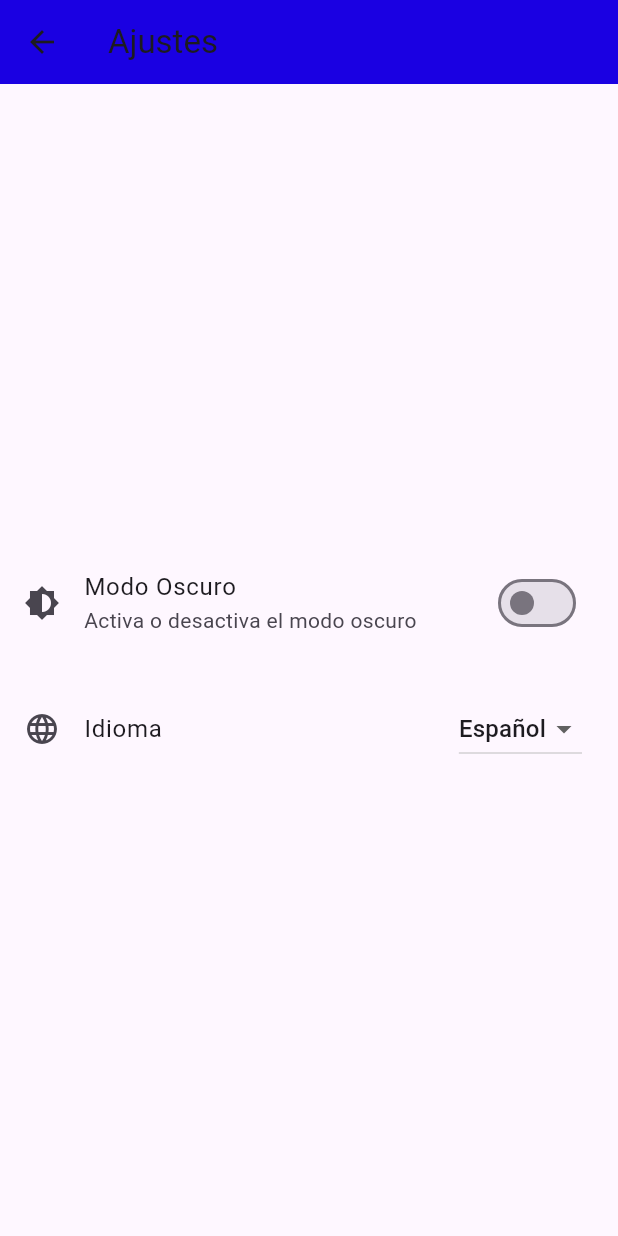
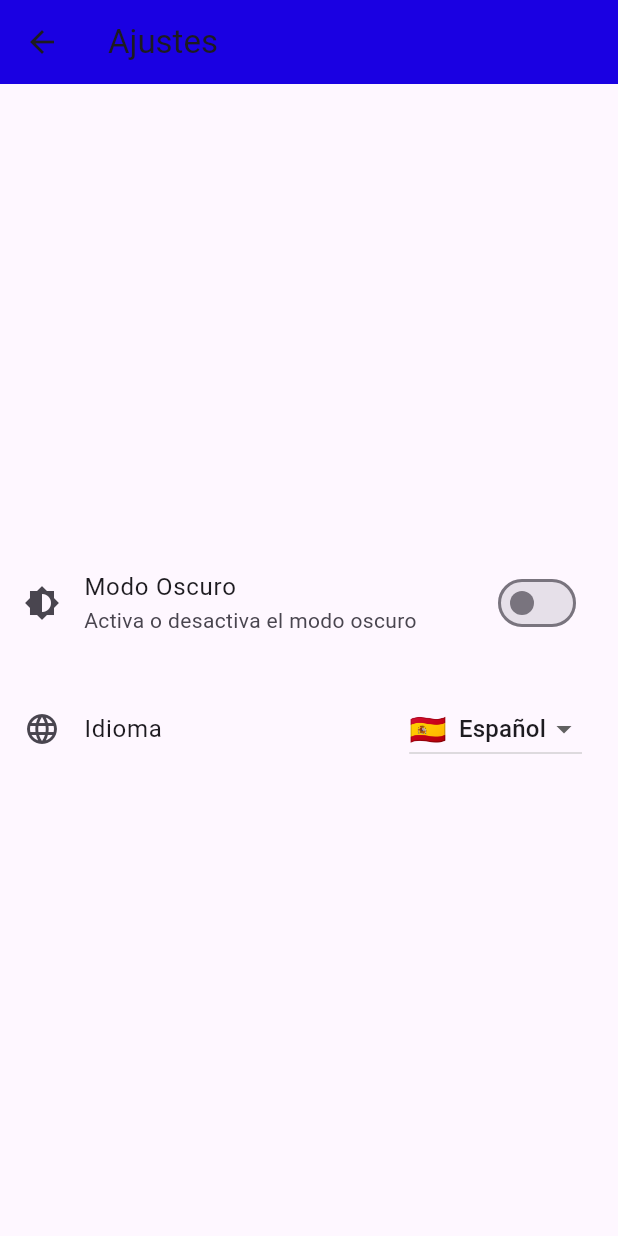
Before and after one commit to Rafajorda/Flutter-App-movil, a Flutter app: the screen it shows after launch, after a tap on the "settings" icon, on a phone screen of 412 x 824 dp. Run offline on Flutter 3.47's test engine with Material 3 defaults, Android fonts, the phone set to English and light mode, and no system bars; our stand-ins replace flutter_riverpod, shared_preferences; missing offline and left inert: flutter_3d_controller.

Commit message:
cambios para poder usar riverpod y pagina de login basica

```diff
--- a/analysis_options.yaml
+++ b/analysis_options.yaml
@@ -8,7 +8,9 @@
 # The following line activates a set of recommended lints for Flutter apps,
 # packages, and plugins designed to encourage good coding practices.
 include: package:flutter_lints/flutter.yaml
-
+analyzer:
+  plugins:
+    - custom_lint
 linter:
   # The lint rules applied to this project can be customized in the
   # section below to disable rules from the `package:flutter_lints/flutter.yaml`
@@ -23,6 +25,5 @@ linter:
   rules:
     # avoid_print: false  # Uncomment to disable the `avoid_print` rule
     # prefer_single_quotes: true  # Uncomment to enable the `prefer_single_quotes` rule
-
 # Additional information about this file can be found at
 # https://dart.dev/guides/language/analysis-options
--- a/lib/features/settings/settings_page.dart
+++ b/lib/features/settings/settings_page.dart
@@ -1,18 +1,20 @@
 import 'package:flutter/material.dart';
-import 'package:provider/provider.dart';
+import 'package:flutter_riverpod/flutter_riverpod.dart';
 import 'package:proyecto_1/core/extensions/context_localization.dart';
 import '../../core/widgets/toggle.dart';
 import '../../core/widgets/dropdown.dart';
-import '../../main.dart';
+import '../../providers/theme_and_locale_provider.dart';
 
-class SettingsPage extends StatelessWidget {
+class SettingsPage extends ConsumerWidget {
   const SettingsPage({super.key});
 
   @override
-  Widget build(BuildContext context) {
-    final themeProvider = Provider.of<ThemeAndLocaleProvider>(context);
+  Widget build(BuildContext context, WidgetRef ref) {
+    final asyncThemeState = ref.watch(themeAndLocaleProvider);
+    final notifier = ref.read(themeAndLocaleProvider.notifier);
 
-    return Scaffold(
+    return asyncThemeState.when(
+      data: (themeState) => Scaffold(
         appBar: AppBar(
           title: Text(context.loc!.settings),
           backgroundColor: const Color.fromARGB(255, 26, 0, 226),
@@ -23,8 +25,8 @@ class SettingsPage extends StatelessWidget {
             children: [
               GeneralToggle(
                 title: context.loc!.darkMode,
-              value: themeProvider.isDarkMode,
-              onChanged: (_) => themeProvider.toggleTheme(),
+                value: themeState.isDarkMode,
+                onChanged: (_) => notifier.toggleTheme(),
                 subtitle: context.loc!.darkModeSubtitle,
                 icon: Icons.brightness_6,
               ),
@@ -32,22 +34,37 @@ class SettingsPage extends StatelessWidget {
               GeneralDropdown<Locale>(
                 title: context.loc!.language,
                 icon: Icons.language,
-              value: themeProvider.currentLocale,
+                value: themeState.locale,
                 items: [
                   DropdownMenuItem(
                     value: const Locale('es'),
-                  child: Text(context.loc!.spanish),
+                    child: Row(
+                      children: [
+                        const Text('🇪🇸', style: TextStyle(fontSize: 20)), // Emoji de bandera
+                        const SizedBox(width: 8),
+                        Text(context.loc!.spanish),
+                      ],
+                    ),
                   ),
                   DropdownMenuItem(
                     value: const Locale('en'),
-                  child: Text(context.loc!.english),
+                    child: Row(
+                      children: [
+                        const Text('🇬🇧', style: TextStyle(fontSize: 20)), // Emoji de bandera
+                        const SizedBox(width: 8),
+                        Text(context.loc!.english),
+                      ],
+                    ),
                   ),
                 ],
-              onChanged: (locale) => themeProvider.setLocale(locale!),
+                onChanged: (locale) => notifier.setLocale(locale!),
               ),
             ],
           ),
         ),
+      ),
+      loading: () => const Center(child: CircularProgressIndicator()),
+      error: (error, stack) => Center(child: Text('Error: $error')),
     );
   }
 }
--- a/lib/l10n/app_en.arb
+++ b/lib/l10n/app_en.arb
@@ -6,5 +6,8 @@
   "darkModeSubtitle": "Enable or disable dark mode",
   "language": "Language",
   "spanish": "Spanish",
-  "english": "English"
+  "english": "English",
+  "login": "Login",
+  "email": "Email",
+  "password": "password"
 }
--- a/lib/l10n/app_es.arb
+++ b/lib/l10n/app_es.arb
@@ -6,5 +6,8 @@
   "darkModeSubtitle": "Activa o desactiva el modo oscuro",
   "language": "Idioma",
   "spanish": "Español",
-  "english": "Inglés"
+  "english": "Inglés",
+  "Login": "Login",
+  "email": "email",
+  "password": "contraseña"
 }
--- a/lib/l10n/app_localizations.dart
+++ b/lib/l10n/app_localizations.dart
@@ -136,6 +136,24 @@
   /// In en, this message translates to:
   /// **'English'**
   String get english;
+
+  /// No description provided for @login.
+  ///
+  /// In en, this message translates to:
+  /// **'Login'**
+  String get login;
+
+  /// No description provided for @email.
+  ///
+  /// In en, this message translates to:
+  /// **'Email'**
+  String get email;
+
+  /// No description provided for @password.
+  ///
+  /// In en, this message translates to:
+  /// **'password'**
+  String get password;
 }
 
 class _AppLocalizationsDelegate extends LocalizationsDelegate<AppLocalizations> {
--- a/lib/main.dart
+++ b/lib/main.dart
@@ -1,33 +1,31 @@
 import 'package:flutter/material.dart';
-import 'package:provider/provider.dart';
+import 'package:flutter_riverpod/flutter_riverpod.dart';
 import 'package:proyecto_1/core/extensions/context_localization.dart';
+import 'package:proyecto_1/features/login/login_page.dart';
 import 'package:proyecto_1/l10n/app_localizations.dart';
+import 'package:proyecto_1/providers/theme_and_locale_provider.dart';
 import 'core/widgets/flutter3dViewer.dart';
 import 'features/settings/settings_page.dart';
 import 'package:flutter_localizations/flutter_localizations.dart';
 import 'package:shared_preferences/shared_preferences.dart';
 
 void main() {
-  runApp(
-    ChangeNotifierProvider(
-      create: (_) => ThemeAndLocaleProvider(),
-      child: const MyApp(),
-    ),
-  );
+  runApp(const ProviderScope(child: MyApp()));
 }
 
-class MyApp extends StatelessWidget {
+class MyApp extends ConsumerWidget {
   const MyApp({super.key});
 
   @override
-  Widget build(BuildContext context) {
-    final provider = Provider.of<ThemeAndLocaleProvider>(context);
+  Widget build(BuildContext context, WidgetRef ref) {
+    final asyncThemeState = ref.watch(themeAndLocaleProvider);
+
     return MaterialApp(
       title: 'Flutter Demo',
       theme: ThemeData.light(),
       darkTheme: ThemeData.dark(),
-      themeMode: provider.currentTheme,
-      locale: provider.currentLocale,
+      themeMode: asyncThemeState.value?.themeMode ?? ThemeMode.light,
+      locale: asyncThemeState.value?.locale ?? const Locale('es'),
       supportedLocales: const [Locale('en'), Locale('es')],
       localizationsDelegates: const [
         AppLocalizations.delegate,
@@ -50,6 +48,17 @@ class MyHomePage extends StatelessWidget {
         title: Text(context.loc!.appTitle),
         backgroundColor: const Color.fromARGB(255, 26, 0, 226),
         actions: [
+          // Botón de login
+          IconButton(
+            icon: const Icon(Icons.login),
+            onPressed: () {
+              Navigator.push(
+                context,
+                MaterialPageRoute(builder: (context) => const LoginPage()),
+              );
+            },
+          ),
+          // Botón de configuración
           IconButton(
             icon: const Icon(Icons.settings),
             onPressed: () {
--- a/pubspec.yaml
+++ b/pubspec.yaml
@@ -30,7 +30,7 @@ environment:
 dependencies:
   flutter:
     sdk: flutter
-  provider: ^6.1.1
+  # provider: ^6.1.1
   shared_preferences: ^2.2.2
   # The following adds the Cupertino Icons font to your application.
   # Use with the CupertinoIcons class for iOS style icons.
@@ -41,6 +41,7 @@ dependencies:
   flutter_localizations:
     sdk: flutter
   flutter_gen: ^5.12.0
+  flutter_riverpod: ^3.0.3
 
 dev_dependencies:
   flutter_test:
@@ -52,7 +53,8 @@ dev_dependencies:
   # package. See that file for information about deactivating specific lint
   # rules and activating additional ones.
   flutter_lints: ^5.0.0
-
+  custom_lint: 0.8.0
+  riverpod_lint: ^3.0.3
 # For information on the generic Dart part of this file, see the
 # following page: https://dart.dev/tools/pub/pubspec
 
```
Also changed, not shown: lib/features/login/login_page.dart (added, +73 -0 lines), lib/l10n/app_localizations_en.dart (+9 -0 lines), lib/l10n/app_localizations_es.dart (+9 -0 lines), lib/providers/theme_and_locale_provider.dart (added, +62 -0 lines), assets/images/Warhammer_Chaos_Symbols.png (added), pubspec.lock, 1 other file. Lines whose indentation alone changed are shown as unchanged.
